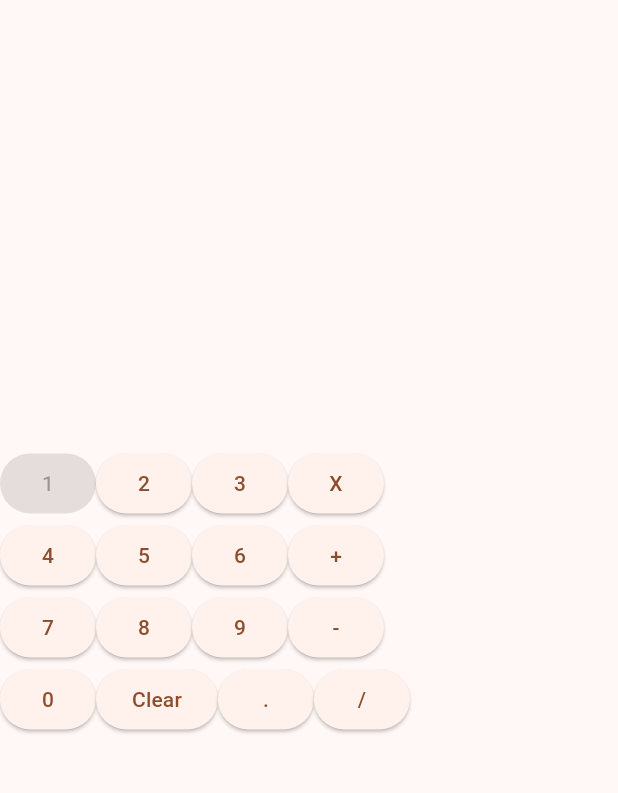
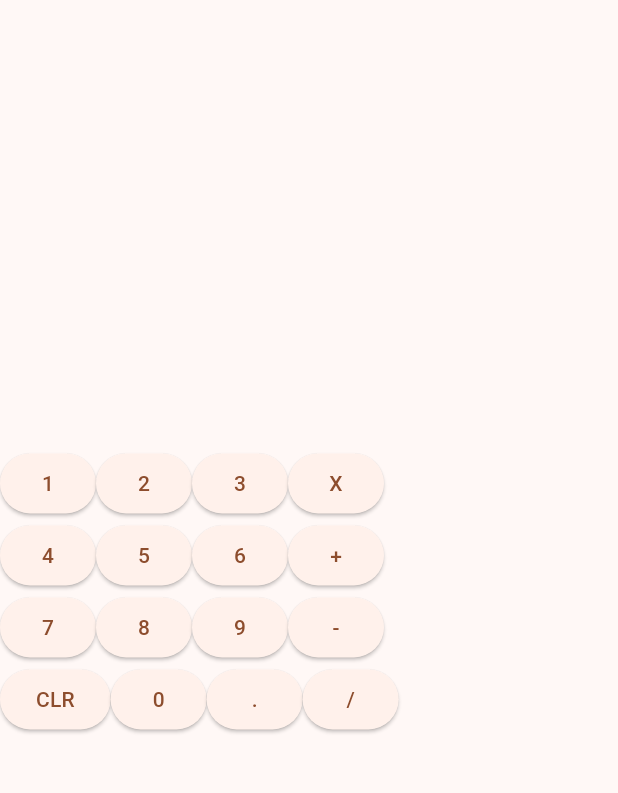
Before and after one commit to HassanCoulibaly/hw2, a Flutter app: the screen it shows after launch, on a phone screen of 412 x 824 dp, the part 84-877 px from its top. Run offline on Flutter 3.47's test engine with Material 3 defaults, Android fonts, the phone set to English and light mode, and no system bars.

Commit message:
Hassan's commit calculator update

```diff
--- a/lib/main.dart
+++ b/lib/main.dart
@@ -64,7 +64,8 @@ class _calculatorAppState extends State<calculatorApp> {
         child: Column(
           mainAxisAlignment: MainAxisAlignment.center,
           children: <Widget>[
-            // operations will be displayed in this screen
+            Center(child: Row()),
+            // operations will be  displayed in this screen
             Container(
               alignment: Alignment.center,
               width: 20.5,
@@ -75,7 +76,10 @@ class _calculatorAppState extends State<calculatorApp> {
             // Line 1
             Row(
               children: [
-                ElevatedButton(onPressed: _display(1), child: Text("1")),
+                ElevatedButton(
+                  onPressed: () {},
+                  child: Text("1"),
+                ),
                 ElevatedButton(onPressed: () {}, child: Text("2")),
                 ElevatedButton(onPressed: () {}, child: Text("3")),
                 ElevatedButton(onPressed: _multiplication, child: Text("X")),
@@ -105,8 +109,8 @@ class _calculatorAppState extends State<calculatorApp> {
             //Line4
             Row(
               children: [
+                ElevatedButton(onPressed: () {}, child: Text("CLR")),
                 ElevatedButton(onPressed: () {}, child: Text("0")),
-                ElevatedButton(onPressed: () {}, child: Text("Clear")),
                 ElevatedButton(onPressed: () {}, child: Text(".")),
                 ElevatedButton(onPressed: _division, child: Text("/")),
               ],
```
